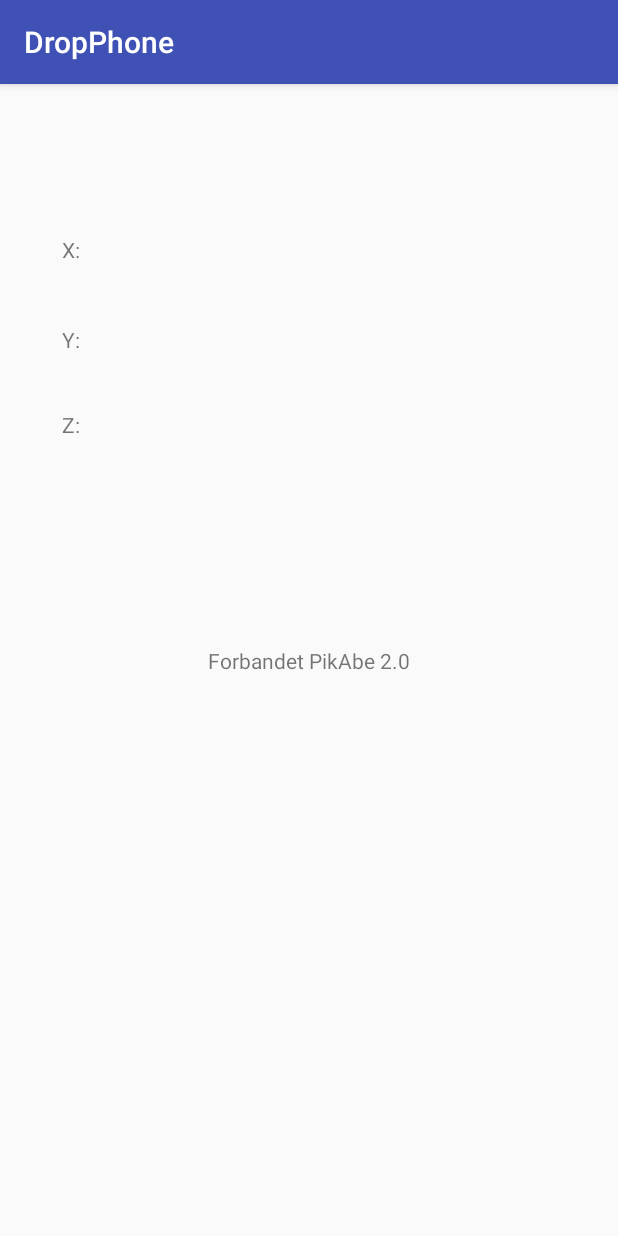
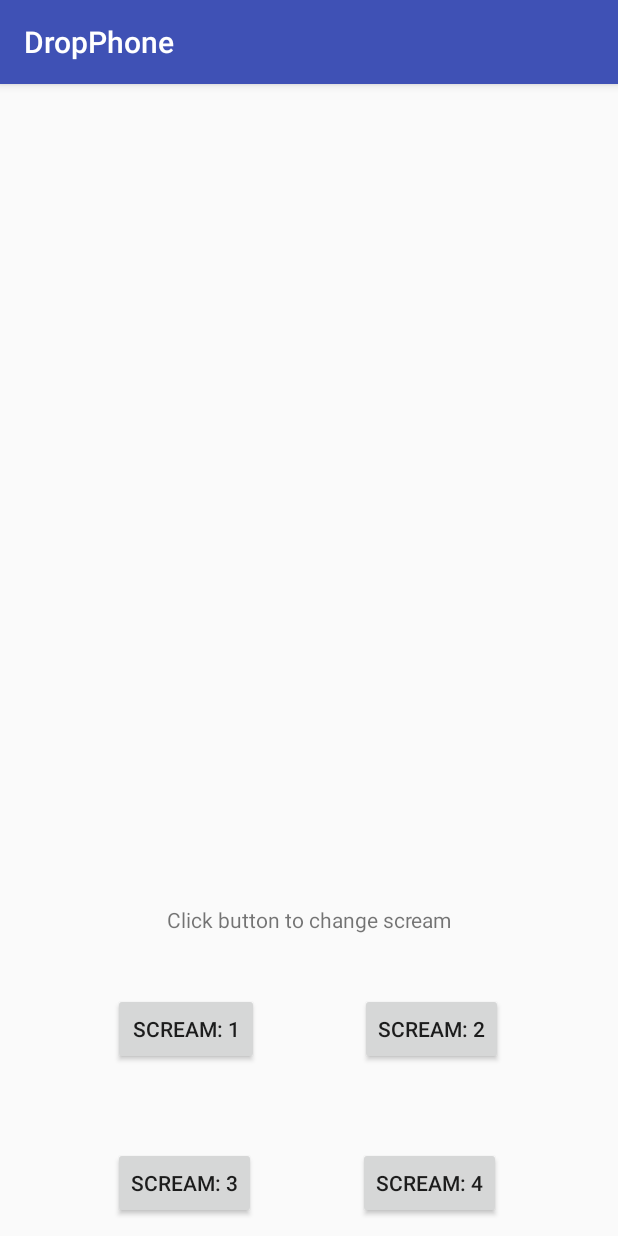
Before and after one commit to Drugsnix/DropPhone, an Android app: the MainActivity screen opened directly, with no data from a screen before it, on a phone screen of 412 x 824 dp. Run offline under Robolectric (Android 15) with nearby library versions, the phone set to English and light mode, and no system bars; 1 statement that could not run was skipped.

Commit message:
4 sounds implemented

```diff
--- a/app/src/main/java/com/app/dropphone/MainActivity.java
+++ b/app/src/main/java/com/app/dropphone/MainActivity.java
@@ -25,10 +25,9 @@ public class MainActivity extends AppCompatActivity
     private Sensor accelerometerSensor;
     private SensorEventListener accelerometerListener;
     private boolean dropped = false;
-    //TextFields on screen
-    private TextView xText, yText, zText;
-    //Sound
-    private MediaPlayer mediaPlayer;
+    //Sound+ buttons
+    private MediaPlayer mediaPlayer, mSound1,mSound2,mSound3,mSound4;
+    private Button sound1,sound2,sound3,sound4;
     //Runs onCreate when app is started up from 100% closed
     @Override
     protected void onCreate(Bundle savedInstanceState) {
@@ -41,12 +40,18 @@ public class MainActivity extends AppCompatActivity
         gyroscopeSensor = sensorManager.getDefaultSensor(Sensor.TYPE_GYROSCOPE);
         //instantiate the accelerometer
         accelerometerSensor = sensorManager.getDefaultSensor(Sensor.TYPE_ACCELEROMETER);
-        //instantiates the text fields thats shown on screen
-        xText = findViewById(R.id.xText);
-        yText = findViewById(R.id.yText);
-        zText = findViewById(R.id.zText);
-        //instantiate media player + button
-        mediaPlayer = MediaPlayer.create(this,R.raw.scream);
+        //instantiate media player's
+        mediaPlayer = MediaPlayer.create(this,R.raw.wilhelmscream); //default
+        mSound1 = MediaPlayer.create(this,R.raw.scream);
+        mSound2 = MediaPlayer.create(this,R.raw.malescream);
+        mSound3 = MediaPlayer.create(this,R.raw.tarzanscream);
+        mSound4 = MediaPlayer.create(this,R.raw.wilhelmscream);
+        //instantiates the buttons path
+        sound1 = findViewById(R.id.Sound1);
+        sound2 = findViewById(R.id.Sound2);
+        sound3 = findViewById(R.id.Sound3);
+        sound4 = findViewById(R.id.Sound4);
+
 
         //Checks if phone got a gyroscope
         if (gyroscopeSensor == null) {
@@ -90,10 +95,6 @@ public class MainActivity extends AppCompatActivity
                xTmp = sensorEvent.values[0];
                yTmp = sensorEvent.values[1];
                zTmp = sensorEvent.values[2];
-                //Prints the value for debugging
-               xText.setText("X: " + xTmp); //max so far= 19.613f
-               yText.setText("Y: " + yTmp); //max so far= 19.618f
-               zText.setText("Z: " + zTmp); //max so far= 19.613f
                 //Checks if x or y is 19 much higher = a drop
                 if(xTmp > xOld + 19||yTmp > yOld + 19)
                 {
@@ -111,6 +112,35 @@ public class MainActivity extends AppCompatActivity
 
             }
         };//accelerometerListener body end
+
+        sound1.setOnClickListener(new View.OnClickListener() {
+            public void onClick(View view) {
+                view.setBackgroundColor(Color.parseColor("#FF0000"));
+                mediaPlayer = mSound1;
+                mediaPlayer.start();
+            }
+        }); //Sound1 body ends
+
+        sound2.setOnClickListener(new View.OnClickListener() {
+            public void onClick(View v) {
+                mediaPlayer = mSound2;
+                mediaPlayer.start();
+            }
+        });//Sound1 body ends
+
+        sound3.setOnClickListener(new View.OnClickListener() {
+            public void onClick(View v) {
+                mediaPlayer = mSound3;
+                mediaPlayer.start();
+            }
+        });//Sound1 body ends
+
+        sound4.setOnClickListener(new View.OnClickListener() {
+            public void onClick(View v) {
+                mediaPlayer = mSound4;
+                mediaPlayer.start();
+            }
+        });//Sound1 body ends
 
     }//onCreate body end
 
--- a/app/src/main/res/layout/activity_main.xml
+++ b/app/src/main/res/layout/activity_main.xml
@@ -9,47 +9,60 @@
     <TextView
         android:layout_width="wrap_content"
         android:layout_height="wrap_content"
-        android:text="Forbandet PikAbe 2.0"
+        android:text="Click button to change scream"
         app:layout_constraintBottom_toBottomOf="parent"
         app:layout_constraintLeft_toLeftOf="parent"
         app:layout_constraintRight_toRightOf="parent"
-        app:layout_constraintTop_toTopOf="parent" />
+        app:layout_constraintTop_toTopOf="parent"
+        app:layout_constraintVertical_bias="0.731" />
 
-    <TextView
-        android:id="@+id/xText"
-        android:layout_width="wrap_content"
-        android:layout_height="23dp"
-        android:text="X: "
+    <Button
+        android:id="@+id/Sound1"
+        android:layout_width="97dp"
+        android:layout_height="wrap_content"
+        android:text="Scream: 1"
         app:layout_constraintBottom_toBottomOf="parent"
-        app:layout_constraintHorizontal_bias="0.105"
+        app:layout_constraintHorizontal_bias="0.24"
         app:layout_constraintLeft_toLeftOf="parent"
         app:layout_constraintRight_toRightOf="parent"
         app:layout_constraintTop_toTopOf="parent"
-        app:layout_constraintVertical_bias="0.135" />
+        app:layout_constraintVertical_bias="0.842" />
 
-    <TextView
-        android:id="@+id/yText"
+    <Button
+        android:id="@+id/Sound3"
         android:layout_width="wrap_content"
         android:layout_height="wrap_content"
-        android:text="Y:"
+        android:text="Scream: 3"
         app:layout_constraintBottom_toBottomOf="parent"
-        app:layout_constraintHorizontal_bias="0.104"
+        app:layout_constraintHorizontal_bias="0.238"
         app:layout_constraintLeft_toLeftOf="parent"
         app:layout_constraintRight_toRightOf="parent"
         app:layout_constraintTop_toTopOf="parent"
-        app:layout_constraintVertical_bias="0.215" />
+        app:layout_constraintVertical_bias="0.984" />
 
-    <TextView
-        android:id="@+id/zText"
+    <Button
+        android:id="@+id/Sound2"
         android:layout_width="wrap_content"
         android:layout_height="wrap_content"
-        android:text="Z:"
+        android:text="Scream: 2"
         app:layout_constraintBottom_toBottomOf="parent"
-        app:layout_constraintHorizontal_bias="0.104"
+        app:layout_constraintHorizontal_bias="0.757"
         app:layout_constraintLeft_toLeftOf="parent"
         app:layout_constraintRight_toRightOf="parent"
         app:layout_constraintTop_toTopOf="parent"
-        app:layout_constraintVertical_bias="0.29" />
+        app:layout_constraintVertical_bias="0.842" />
+
+    <Button
+        android:id="@+id/Sound4"
+        android:layout_width="wrap_content"
+        android:layout_height="wrap_content"
+        android:text="Scream: 4"
+        app:layout_constraintBottom_toBottomOf="parent"
+        app:layout_constraintHorizontal_bias="0.754"
+        app:layout_constraintLeft_toLeftOf="parent"
+        app:layout_constraintRight_toRightOf="parent"
+        app:layout_constraintTop_toTopOf="parent"
+        app:layout_constraintVertical_bias="0.984" />
 
 
 </android.support.constraint.ConstraintLayout>
```
